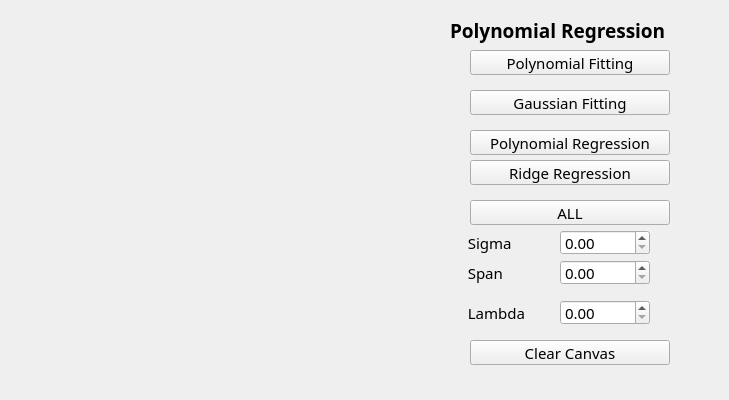
The window that HW1/Sources/Forms/mainwindow.ui (Fang2896/2D-Curve-Design-Tool) describes before a commit, drawn with Qt 5.
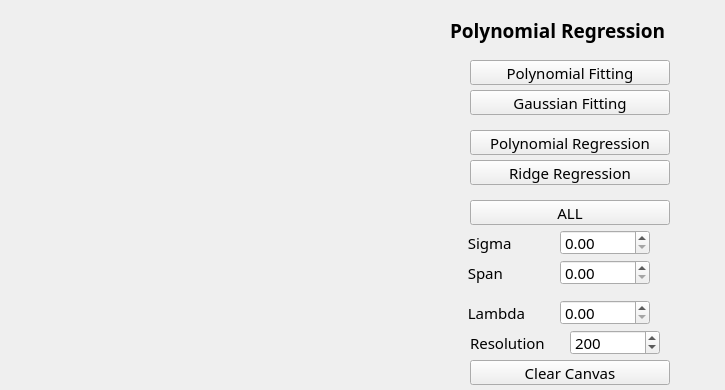
The same window after the commit.

Patch:
```diff
--- a/HW1/Sources/Forms/mainwindow.ui
+++ b/HW1/Sources/Forms/mainwindow.ui
@@ -6,8 +6,8 @@
    <rect>
     <x>0</x>
     <y>0</y>
-    <width>729</width>
-    <height>400</height>
+    <width>725</width>
+    <height>390</height>
    </rect>
   </property>
   <property name="windowTitle">
@@ -17,7 +17,7 @@
    <property name="geometry">
     <rect>
      <x>470</x>
-     <y>50</y>
+     <y>60</y>
      <width>200</width>
      <height>25</height>
     </rect>
@@ -163,7 +163,7 @@
    <property name="geometry">
     <rect>
      <x>470</x>
-     <y>340</y>
+     <y>360</y>
      <width>200</width>
      <height>25</height>
     </rect>
@@ -286,6 +286,53 @@
     </font>
    </property>
   </widget>
+  <widget class="QLabel" name="label_5">
+   <property name="geometry">
+    <rect>
+     <x>470</x>
+     <y>330</y>
+     <width>90</width>
+     <height>25</height>
+    </rect>
+   </property>
+   <property name="font">
+    <font>
+     <family>JetBrains Mono</family>
+     <pointsize>11</pointsize>
+    </font>
+   </property>
+   <property name="text">
+    <string>Resolution</string>
+   </property>
+  </widget>
+  <widget class="QDoubleSpinBox" name="doubleSpinBox_4">
+   <property name="geometry">
+    <rect>
+     <x>570</x>
+     <y>330</y>
+     <width>90</width>
+     <height>25</height>
+    </rect>
+   </property>
+   <property name="font">
+    <font>
+     <family>JetBrains Mono</family>
+     <pointsize>11</pointsize>
+    </font>
+   </property>
+   <property name="decimals">
+    <number>0</number>
+   </property>
+   <property name="minimum">
+    <double>10.000000000000000</double>
+   </property>
+   <property name="maximum">
+    <double>90000.000000000000000</double>
+   </property>
+   <property name="value">
+    <double>200.000000000000000</double>
+   </property>
+  </widget>
  </widget>
  <resources/>
  <connections/>
```
